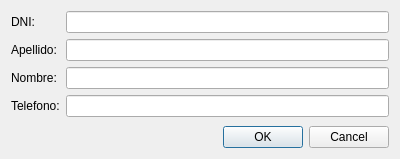
leosmolas/conotels, file src/ui/huesped.ui: the form before one commit.
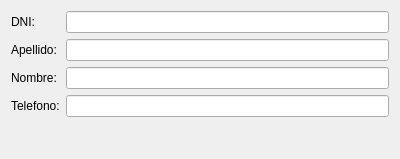
The form after the commit.

Diff of the .ui file:
```diff
--- a/src/ui/huesped.ui
+++ b/src/ui/huesped.ui
@@ -19,9 +19,6 @@
      <property name="orientation">
       <enum>Qt::Horizontal</enum>
      </property>
-     <property name="standardButtons">
-      <set>QDialogButtonBox::Cancel|QDialogButtonBox::Ok</set>
-     </property>
     </widget>
    </item>
    <item row="0" column="0">
```
Left out of the diff: 16 changed lines with no effect on the pictures.
